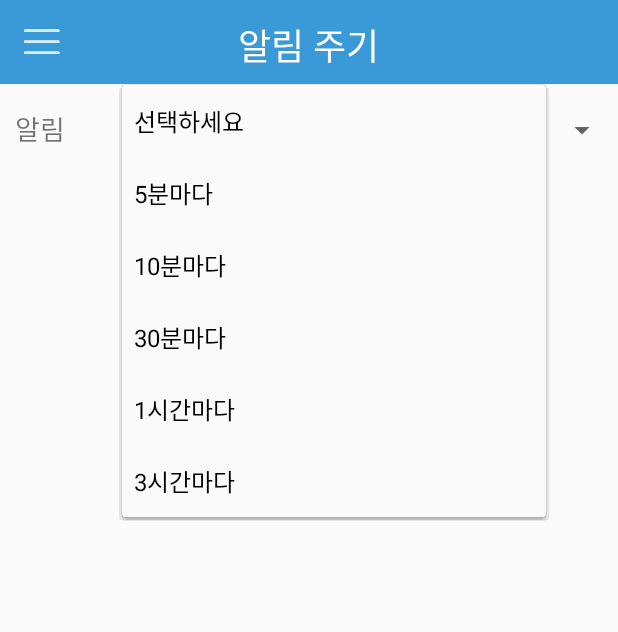
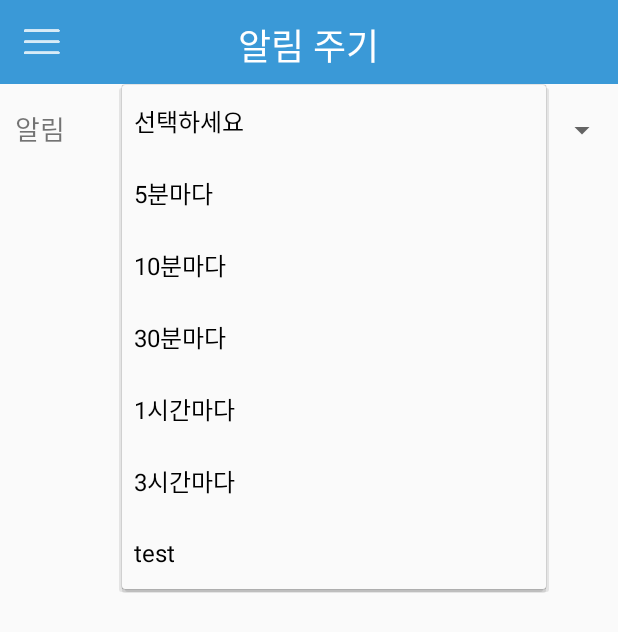
Before and after one commit to plainswalker/FixMe, an Android app: the AlarmPeriodActivity screen opened directly, with no data from a screen before it, after a tap on "선택하세요", on a phone screen of 412 x 824 dp. Shown: the top 632 px of the screen. Run offline under Robolectric (Android 15) with nearby library versions, the phone set to English and light mode, and no system bars.

Commit message:
test code for alert period, 10 second

```diff
--- a/app/src/main/java/com/aplusstory/fixme/AlarmPeriodActivity.java
+++ b/app/src/main/java/com/aplusstory/fixme/AlarmPeriodActivity.java
@@ -35,7 +35,7 @@ public class AlarmPeriodActivity extends AppCompatActivity implements SettingsUI
         spinner = (Spinner) findViewById(R.id.periodSpinner);
 
 
-        final String[] item = {"선택하세요", "5분마다", "10분마다", "30분마다", "1시간마다", "3시간마다"};
+        final String[] item = {"선택하세요", "5분마다", "10분마다", "30분마다", "1시간마다", "3시간마다", "test"};
 
         ArrayAdapter<String> arrayAdapter = new ArrayAdapter<String>(this, android.R.layout.simple_spinner_dropdown_item,item);
         arrayAdapter.setDropDownViewResource(android.R.layout.simple_spinner_dropdown_item);
```
